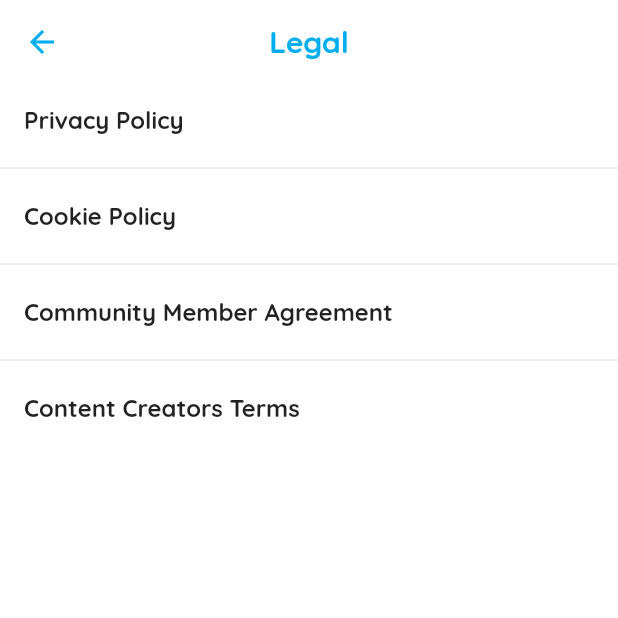
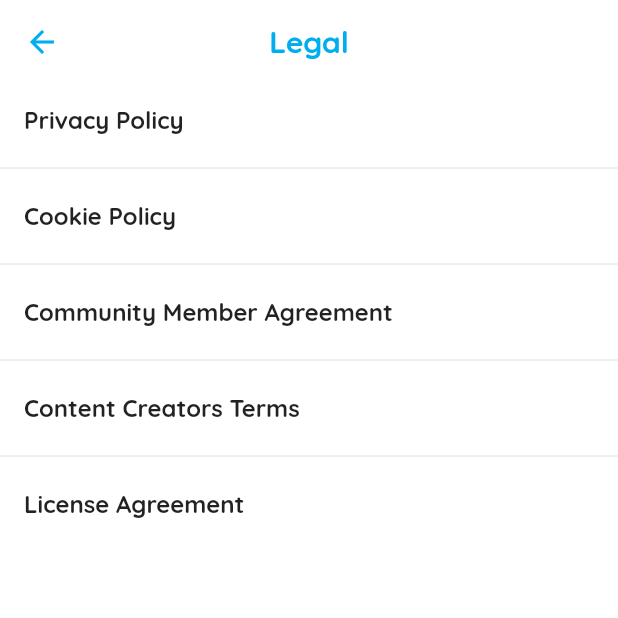
Before and after one commit to Excluzeev/Excluzeev_mobile_app, a Flutter app: the LeagalLinks screen opened directly, on a phone screen of 412 x 824 dp, the top half of it. Run offline on Flutter 3.47's test engine with Material 2 defaults, Android fonts, the phone set to English and light mode, and no system bars; our stand-ins replace built_collection, built_value, cloud_firestore, device_info, firebase_auth, firebase_remote_config and 10 more; missing offline and left inert: custom_chewie, firestore_ui, flutter_advanced_networkimage, flutter_custom_tabs, flutter_webview_plugin and 2 more; accounts and stored records are empty; generated files the repository leaves out were written again; statements that could not run were skipped.

Commit message:
license agrement added

```diff
--- a/lib/i18n/translation.dart
+++ b/lib/i18n/translation.dart
@@ -482,6 +482,8 @@ class Translation {
   String get termsOfUse => Intl.message('Terms of Use', name: 'termsOfUse');
   String get contentCreatorsTerms =>
       Intl.message('Content Creators Terms', name: 'contentCreatorsTerms');
+  String get licenseAgreement =>
+      Intl.message('License Agreement', name: 'licenseAgreement');
   String get communityMemberAgreement =>
       Intl.message('Community Member Agreement',
           name: 'communityMemberAgreement');
--- a/lib/pages/home/feed.dart
+++ b/lib/pages/home/feed.dart
@@ -79,7 +79,9 @@ class _FeedPageState extends State<FeedPage> {
   }
 
   _initRemoteConfig() async {
-    remoteConfig = await RemoteConfig.instance;
+    try {
+      remoteConfig = await RemoteConfig.instance;
+    } catch (err) {}
   }
 
   _contentCreator() async {
--- a/lib/pages/home/legal.dart
+++ b/lib/pages/home/legal.dart
@@ -100,6 +100,20 @@ class LeagalLinks extends StatelessWidget {
                 ),
               ),
             ),
+            Divider(),
+            FlatButton(
+              onPressed: () {
+                _launchURL(context, "https://excluzeev.com/license-agreement");
+              },
+              child: SizedBox(
+                width: double.infinity,
+                child: Text(
+                  translation.licenseAgreement,
+                  style: drawerItemTextStyle,
+                  textAlign: TextAlign.left,
+                ),
+              ),
+            ),
           ],
         ),
       ),
--- a/pubspec.yaml
+++ b/pubspec.yaml
@@ -1,7 +1,7 @@
 name: trenstop
 description: Excluzeev
 
-version: 1.0.12+15
+version: 1.0.13+16
 
 environment:
   sdk: ">=2.1.0 <3.0.0"
```
Also changed, not shown: 1 other file.
